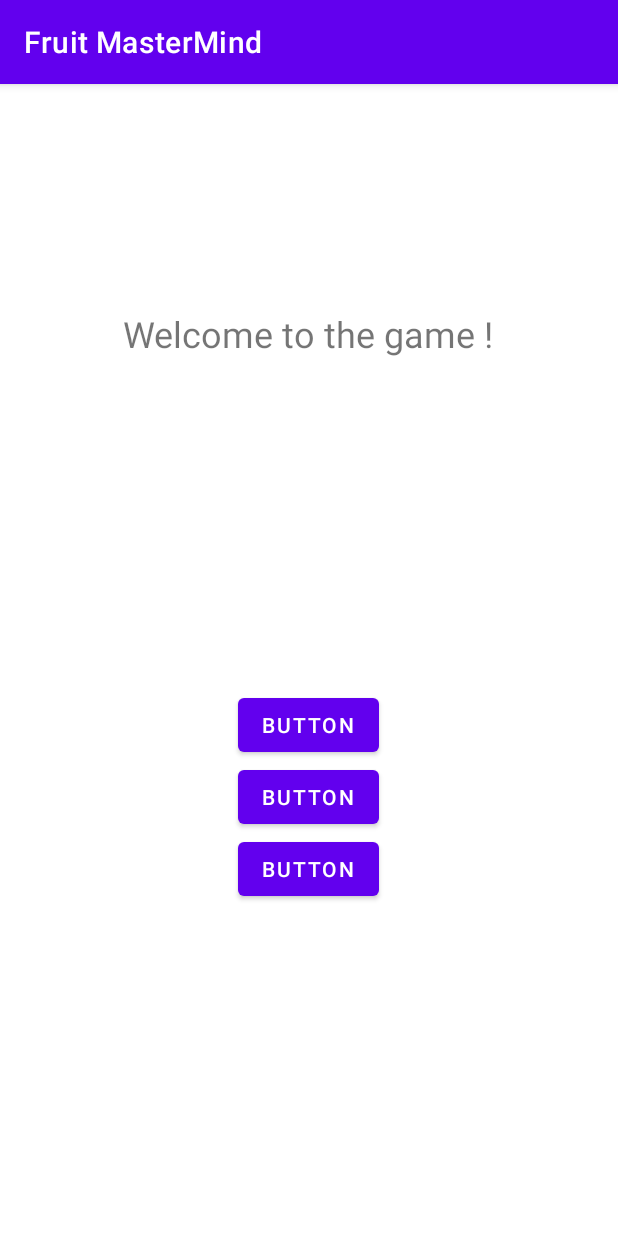
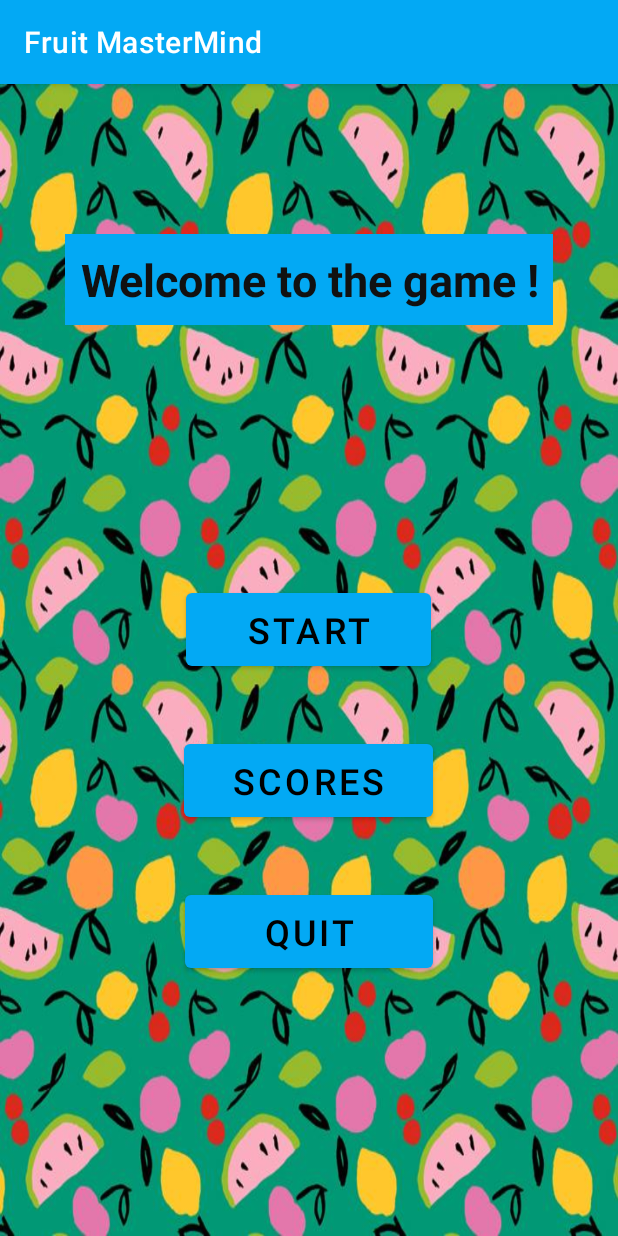
Before and after one commit to lea78/Fruit-Mastermind-App, an Android app: the screen it shows after launch (MainActivity), on a phone screen of 412 x 824 dp. Run offline under Robolectric (Android 15) with nearby library versions, the phone set to English and light mode, and no system bars.

Commit message:
Modification du design général homePage
Modification du design général

```diff
--- a/app/src/main/res/layout/activity_main.xml
+++ b/app/src/main/res/layout/activity_main.xml
@@ -4,7 +4,9 @@
     xmlns:tools="http://schemas.android.com/tools"
     android:layout_width="match_parent"
     android:layout_height="match_parent"
+    android:background="@drawable/fruit_background"
     tools:context=".MainActivity">
+
 
     <LinearLayout
         android:id="@+id/title"
@@ -15,12 +17,16 @@
 
         <TextView
             android:id="@+id/welcome"
-            android:layout_marginTop="150dp"
             android:layout_width="wrap_content"
             android:layout_height="wrap_content"
+            android:layout_marginTop="100dp"
+            android:background="#03A9F4"
             android:gravity="center_horizontal|center_vertical"
-            android:text="Welcome to the game !"
-            android:textSize="24sp"
+            android:padding="10dp"
+            android:text="@string/welcome_to_the_game"
+            android:textColor="#111111"
+            android:textSize="30sp"
+            android:textStyle="bold"
             app:layout_constraintBottom_toBottomOf="parent"
             app:layout_constraintLeft_toLeftOf="parent"
             app:layout_constraintRight_toRightOf="parent"
@@ -33,27 +39,45 @@
         android:layout_width="match_parent"
         android:layout_height="match_parent"
         android:layout_below="@id/title"
-        android:gravity="center_horizontal|center_vertical"
-        android:orientation="vertical">
+        android:gravity="center|center_horizontal"
+        android:orientation="vertical"
+        android:padding="10dp">
 
 
         <Button
             android:id="@+id/start_button"
-            android:layout_width="wrap_content"
+            android:layout_width="163dp"
             android:layout_height="wrap_content"
-            android:text="Button" />
+            android:layout_marginBottom="40dp"
+            android:paddingTop="8dp"
+            android:paddingBottom="8dp"
+            android:text="@string/start"
+            android:textColor="#000000"
+            android:textSize="24sp"
+            app:backgroundTint="#03A9F4" />
 
         <Button
             android:id="@+id/scores_button"
-            android:layout_width="wrap_content"
+            android:layout_width="166dp"
             android:layout_height="wrap_content"
-            android:text="Button" />
+            android:layout_marginBottom="40dp"
+            android:paddingTop="8dp"
+            android:paddingBottom="8dp"
+            android:text="@string/scores"
+            android:textColor="#000000"
+            android:textSize="24sp"
+            app:backgroundTint="#03A9F4" />
 
         <Button
             android:id="@+id/quit_button"
-            android:layout_width="wrap_content"
+            android:layout_width="165dp"
             android:layout_height="wrap_content"
-            android:text="Button" />
+            android:paddingTop="8dp"
+            android:paddingBottom="8dp"
+            android:text="@string/quit"
+            android:textColor="#000000"
+            android:textSize="24sp"
+            app:backgroundTint="#03A9F4" />
     </LinearLayout>
 
 
--- a/app/src/main/res/values/colors.xml
+++ b/app/src/main/res/values/colors.xml
@@ -7,4 +7,5 @@
     <color name="teal_700">#FF018786</color>
     <color name="black">#FF000000</color>
     <color name="white">#FFFFFFFF</color>
+    <color name="background_blue">#03A9F4</color>
 </resources>
--- a/app/src/main/res/values/strings.xml
+++ b/app/src/main/res/values/strings.xml
@@ -1,3 +1,7 @@
 <resources>
     <string name="app_name">Fruit MasterMind</string>
+    <string name="welcome_to_the_game">Welcome to the game !</string>
+    <string name="start">Start</string>
+    <string name="scores">Scores</string>
+    <string name="quit">Quit</string>
 </resources>
--- a/app/src/main/res/values/themes.xml
+++ b/app/src/main/res/values/themes.xml
@@ -2,8 +2,8 @@
     <!-- Base application theme. -->
     <style name="Theme.FruitMasterMind" parent="Theme.MaterialComponents.DayNight.DarkActionBar">
         <!-- Primary brand color. -->
-        <item name="colorPrimary">@color/purple_500</item>
-        <item name="colorPrimaryVariant">@color/purple_700</item>
+        <item name="colorPrimary">@color/background_blue</item>
+        <item name="colorPrimaryVariant">@color/black</item>
         <item name="colorOnPrimary">@color/white</item>
         <!-- Secondary brand color. -->
         <item name="colorSecondary">@color/teal_200</item>
```
Also changed, not shown: app/src/main/res/drawable-v24/fruit_background.jpg (added).
